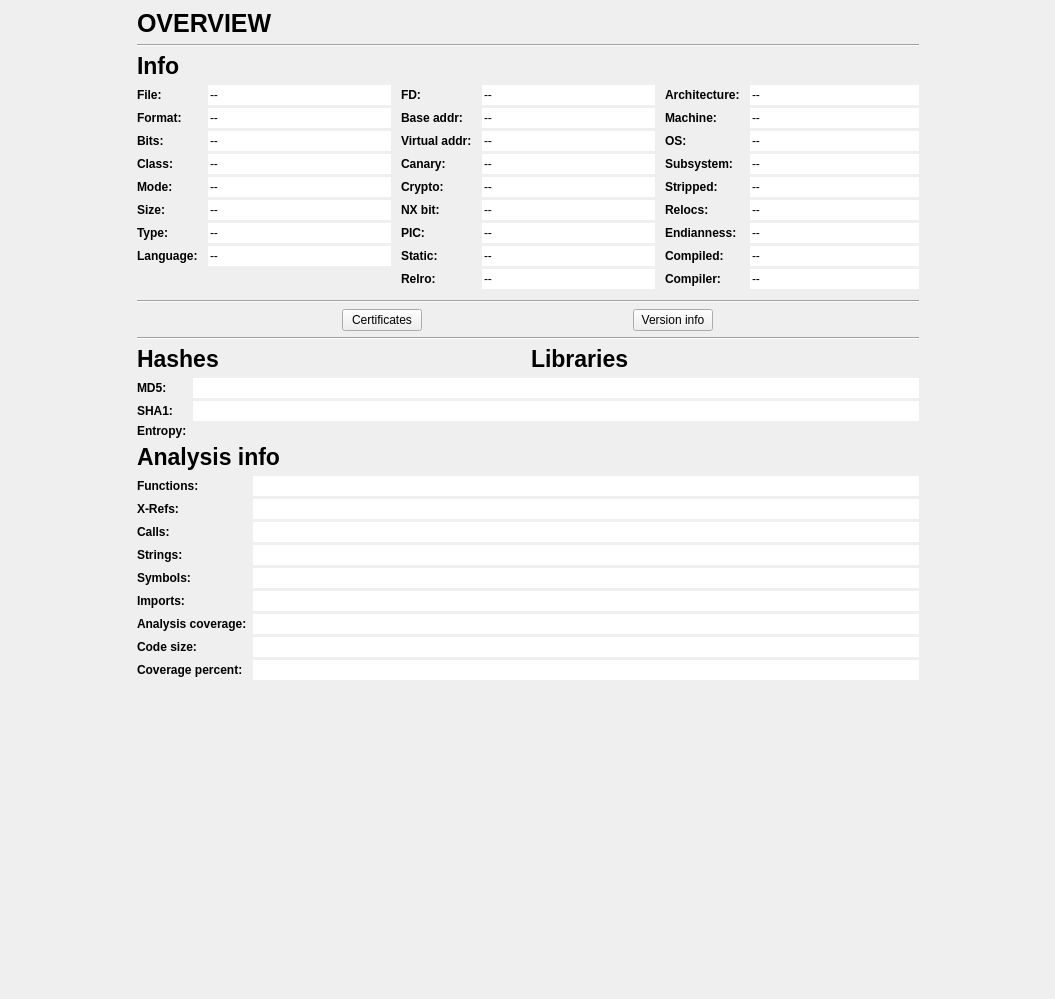
Qt form src/widgets/Dashboard.ui (rizinorg/cutter) before a commit.
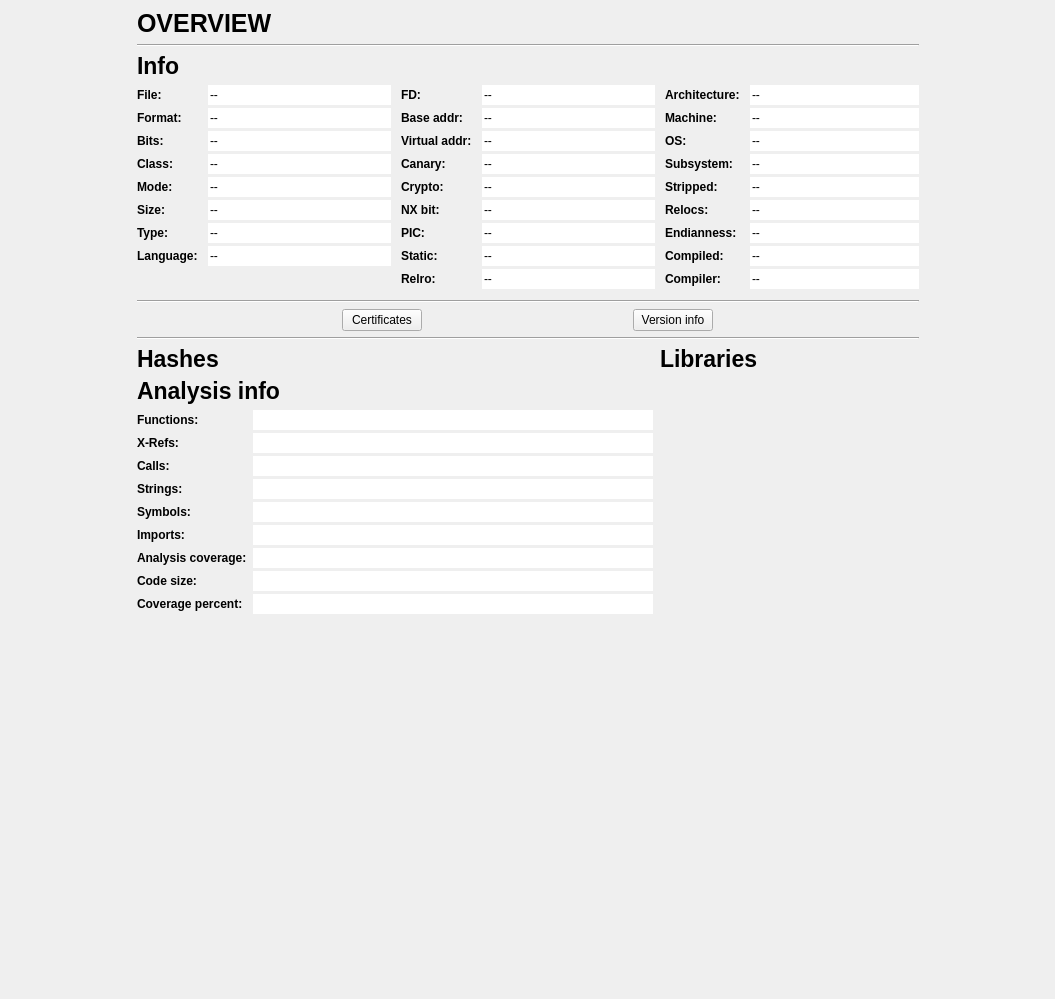
The same form after that commit.

Commit message: Refactor hashes and entropy in Dashboard

Patch:
```diff
--- a/src/widgets/Dashboard.ui
+++ b/src/widgets/Dashboard.ui
@@ -56,7 +56,7 @@
          <x>0</x>
          <y>0</y>
          <width>1055</width>
-         <height>982</height>
+         <height>980</height>
         </rect>
        </property>
        <layout class="QHBoxLayout" name="horizontalLayout_5">
@@ -1017,7 +1017,7 @@
             </widget>
            </item>
            <item>
-            <layout class="QHBoxLayout" name="horizontalLayout_3">
+            <layout class="QHBoxLayout" name="horizontalLayout_3" stretch="2,1">
              <property name="topMargin">
               <number>0</number>
              </property>
@@ -1058,12 +1058,15 @@
             </layout>
            </item>
            <item>
-            <layout class="QHBoxLayout" name="horizontalLayout_4">
+            <layout class="QHBoxLayout" name="horizontalLayout_4" stretch="2,1">
              <property name="topMargin">
               <number>0</number>
              </property>
              <item>
               <layout class="QVBoxLayout" name="verticalLayout_4">
+               <property name="rightMargin">
+                <number>5</number>
+               </property>
                <item>
                 <layout class="QFormLayout" name="formLayout_2">
                  <property name="fieldGrowthPolicy">
@@ -1075,99 +1078,6 @@
                  <property name="verticalSpacing">
                   <number>3</number>
                  </property>
-                 <item row="0" column="0">
-                  <widget class="QLabel" name="label_32">
-                   <property name="font">
-                    <font>
-                     <weight>75</weight>
-                     <bold>true</bold>
-                    </font>
-                   </property>
-                   <property name="text">
-                    <string>MD5:</string>
-                   </property>
-                   <property name="textInteractionFlags">
-                    <set>Qt::LinksAccessibleByMouse|Qt::TextSelectableByMouse</set>
-                   </property>
-                  </widget>
-                 </item>
-                 <item row="0" column="1">
-                  <widget class="QLineEdit" name="md5Edit">
-                   <property name="text">
-                    <string/>
-                   </property>
-                   <property name="frame">
-                    <bool>false</bool>
-                   </property>
-                   <property name="readOnly">
-                    <bool>true</bool>
-                   </property>
-                  </widget>
-                 </item>
-                 <item row="1" column="0">
-                  <widget class="QLabel" name="label_33">
-                   <property name="font">
-                    <font>
-                     <weight>75</weight>
-                     <bold>true</bold>
-                    </font>
-                   </property>
-                   <property name="text">
-                    <string>SHA1:</string>
-                   </property>
-                   <property name="textInteractionFlags">
-                    <set>Qt::LinksAccessibleByMouse|Qt::TextSelectableByMouse</set>
-                   </property>
-                  </widget>
-                 </item>
-                 <item row="1" column="1">
-                  <widget class="QLineEdit" name="sha1Edit">
-                   <property name="text">
-                    <string/>
-                   </property>
-                   <property name="frame">
-                    <bool>false</bool>
-                   </property>
-                   <property name="readOnly">
-                    <bool>true</bool>
-                   </property>
-                  </widget>
-                 </item>
-                 <item row="2" column="0">
-                  <widget class="QLabel" name="label_8">
-                   <property name="sizePolicy">
-                    <sizepolicy hsizetype="Preferred" vsizetype="Preferred">
-                     <horstretch>0</horstretch>
-                     <verstretch>0</verstretch>
-                    </sizepolicy>
-                   </property>
-                   <property name="font">
-                    <font>
-                     <weight>75</weight>
-                     <bold>true</bold>
-                    </font>
-                   </property>
-                   <property name="text">
-                    <string>Entropy:</string>
-                   </property>
-                   <property name="textInteractionFlags">
-                    <set>Qt::LinksAccessibleByMouse|Qt::TextSelectableByMouse</set>
-                   </property>
-                  </widget>
-                 </item>
-                 <item row="2" column="1">
-                  <widget class="QLabel" name="lblEntropy">
-                   <property name="sizePolicy">
-                    <sizepolicy hsizetype="Expanding" vsizetype="Fixed">
-                     <horstretch>0</horstretch>
-                     <verstretch>0</verstretch>
-                    </sizepolicy>
-                   </property>
-                   <property name="text">
-                    <string notr="true"/>
-                   </property>
-                  </widget>
-                 </item>
                 </layout>
                </item>
                <item>
```
The commit also changes 1 other file.
